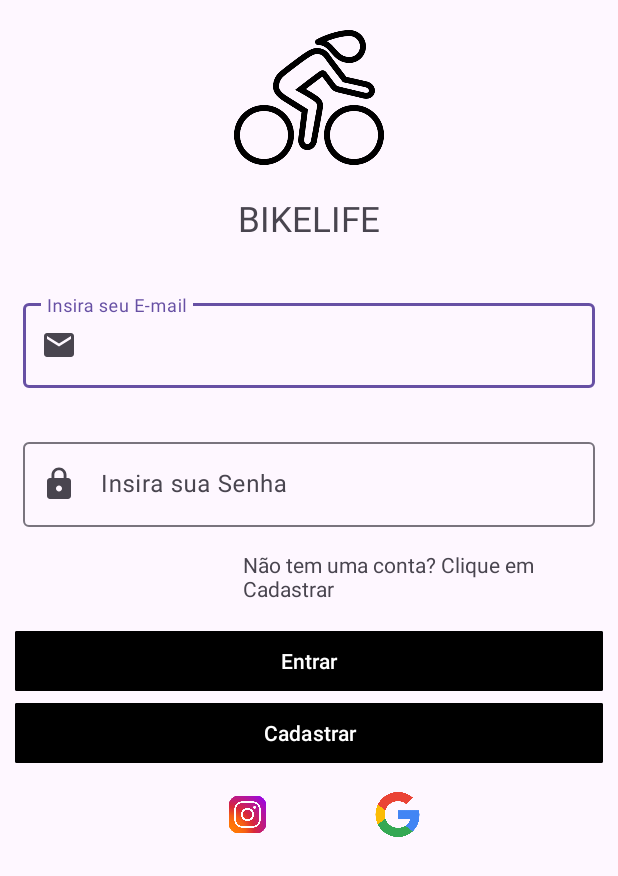
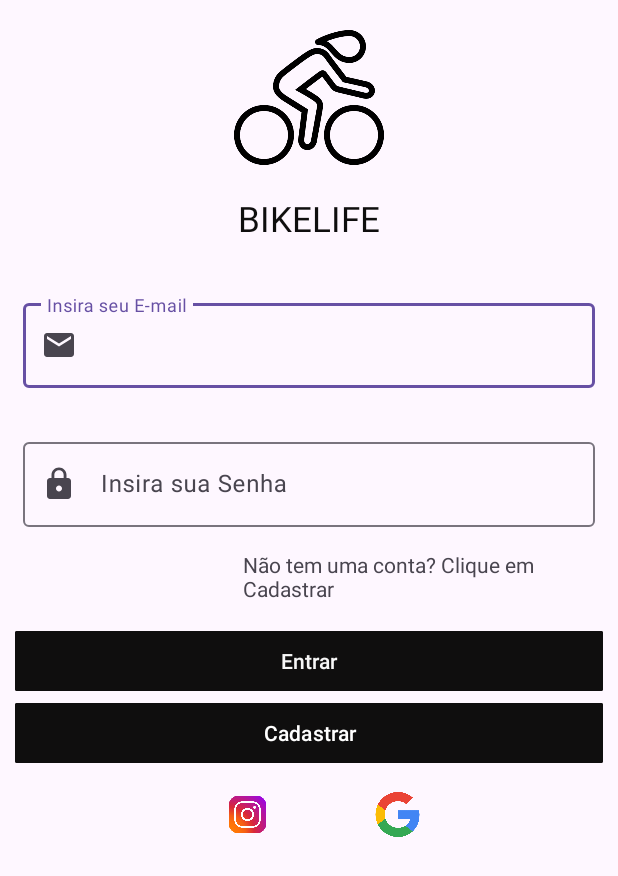
Before and after one commit to 0303-arch/BikeApp, an Android app: the LoginActivity screen opened directly, with no data from a screen before it, on a phone screen of 412 x 824 dp. Shown: the top 876 px of the screen. Run offline under Robolectric (Android 15) with nearby library versions, the phone set to English and light mode, and no system bars.

Commit message:
VAriaveis de ambiente

```diff
--- a/app/src/main/res/layout/activity_login_layout.xml
+++ b/app/src/main/res/layout/activity_login_layout.xml
@@ -21,6 +21,7 @@
         android:layout_gravity="center"
         android:layout_marginTop="20dp"
         android:text="BIKELIFE"
+        android:textColor="@color/black"
         android:textSize="23sp" />
 
     <com.google.android.material.textfield.TextInputLayout
@@ -68,6 +69,7 @@
         android:layout_marginStart="10dp"
         android:layout_marginEnd="10dp"
         android:backgroundTint="@color/black"
+        android:textColor="@color/white"
         android:text="Entrar"
         app:cornerRadius="1dp" />
 
--- a/app/src/main/res/layout/activity_splash.xml
+++ b/app/src/main/res/layout/activity_splash.xml
@@ -27,7 +27,7 @@
         android:layout_width="50dp"
         android:layout_height="50dp"
         android:layout_gravity="center"
-        app:trackColor="@color/black"
+        app:trackColor="#343131"
         android:indeterminate="true"
         app:indicatorColor="@color/white"
         android:progress="@integer/material_motion_duration_long_1"
--- a/app/src/main/res/values/colors.xml
+++ b/app/src/main/res/values/colors.xml
@@ -1,5 +1,5 @@
 <?xml version="1.0" encoding="utf-8"?>
 <resources>
-    <color name="black">#FF000000</color>
-    <color name="white">#FFFFFFFF</color>
+    <color name="black">#0F0E0E</color>
+    <color name="white">#F7F7F7</color>
 </resources>
```
